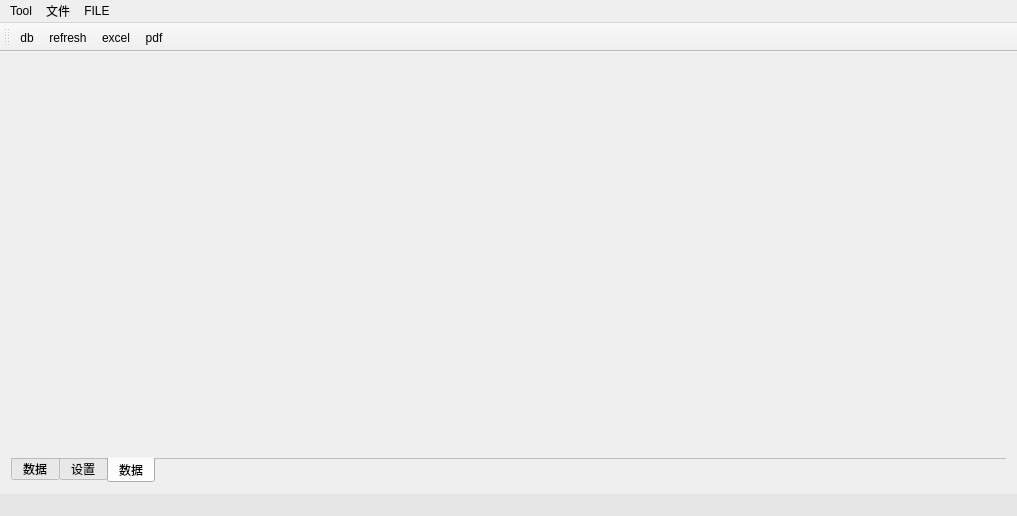
Above: mainwindow.ui from crouse/anatta before the change. Below: the same form after it.
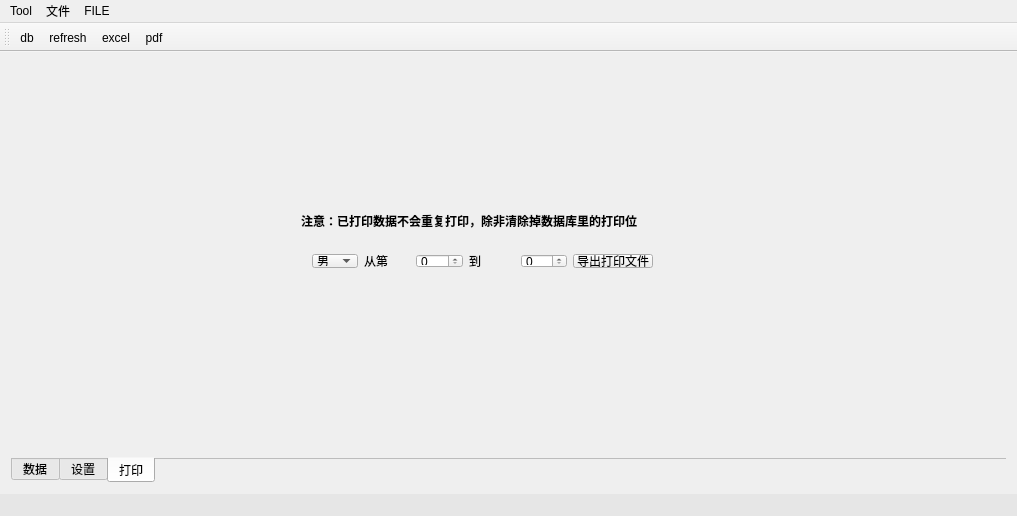
That is the form after the change. The open tabs and pages were chosen to show the change. Icons and pictures are not drawn.

The edit to the form file:
```diff
--- a/mainwindow.ui
+++ b/mainwindow.ui
@@ -216,8 +216,80 @@
       </widget>
       <widget class="QWidget" name="tab">
        <attribute name="title">
-        <string>数据</string>
+        <string>打印</string>
        </attribute>
+       <widget class="QLabel" name="label_8">
+        <property name="geometry">
+         <rect>
+          <x>290</x>
+          <y>150</y>
+          <width>381</width>
+          <height>16</height>
+         </rect>
+        </property>
+        <property name="font">
+         <font>
+          <weight>75</weight>
+          <bold>true</bold>
+         </font>
+        </property>
+        <property name="text">
+         <string>注意：已打印数据不会重复打印，除非清除掉数据库里的打印位</string>
+        </property>
+       </widget>
+       <widget class="QWidget" name="">
+        <property name="geometry">
+         <rect>
+          <x>290</x>
+          <y>180</y>
+          <width>363</width>
+          <height>36</height>
+         </rect>
+        </property>
+        <layout class="QHBoxLayout" name="horizontalLayout_4">
+         <item>
+          <widget class="QComboBox" name="comboBox">
+           <item>
+            <property name="text">
+             <string>男</string>
+            </property>
+           </item>
+           <item>
+            <property name="text">
+             <string>女</string>
+            </property>
+           </item>
+          </widget>
+         </item>
+         <item>
+          <widget class="QLabel" name="label_6">
+           <property name="text">
+            <string>从第</string>
+           </property>
+          </widget>
+         </item>
+         <item>
+          <widget class="QSpinBox" name="spinBoxFrom"/>
+         </item>
+         <item>
+          <widget class="QLabel" name="label_7">
+           <property name="text">
+            <string>到</string>
+           </property>
+          </widget>
+         </item>
+         <item>
+          <widget class="QSpinBox" name="spinBoxTo"/>
+         </item>
+         <item>
+          <widget class="QPushButton" name="pushButton">
+           <property name="text">
+            <string>导出打印文件</string>
+           </property>
+          </widget>
+         </item>
+        </layout>
+       </widget>
       </widget>
      </widget>
     </item>
```
Left out of the diff: 19 changed lines with no effect on the pictures.
